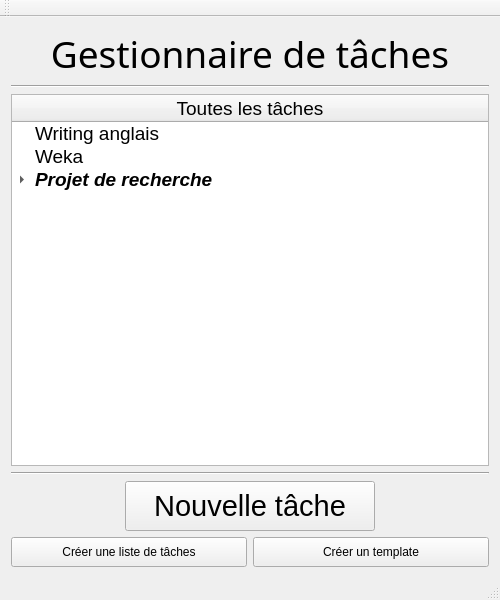
Above: mainwindow.ui from jlarkcentral/Toudou before the change. Below: the same form after it.
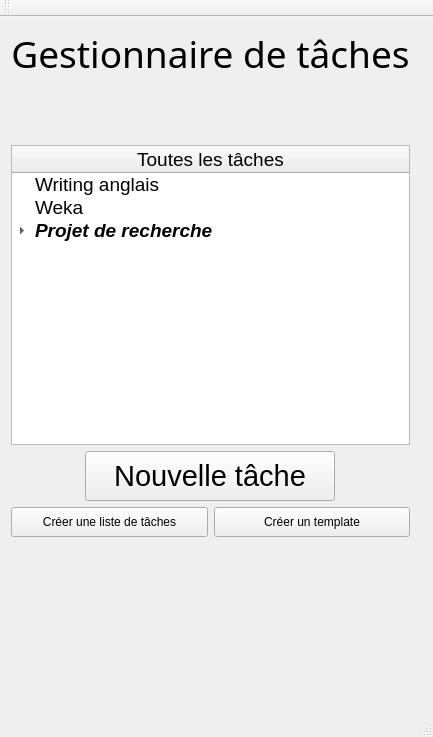
That is the form after the change. Icons and pictures are not drawn.

What changed in the file:
```diff
--- a/mainwindow.ui
+++ b/mainwindow.ui
@@ -6,17 +6,28 @@
    <rect>
     <x>0</x>
     <y>0</y>
-    <width>500</width>
-    <height>600</height>
+    <width>433</width>
+    <height>737</height>
    </rect>
   </property>
   <property name="windowTitle">
    <string>Toudou</string>
   </property>
-  <widget class="QWidget" name="centralWidget">
-   <layout class="QVBoxLayout" name="verticalLayout">
+  <widget class="QWidget" name="generalLayout">
+   <layout class="QHBoxLayout" name="horizontalLayout_2">
+    <property name="sizeConstraint">
+     <enum>QLayout::SetFixedSize</enum>
+    </property>
     <item>
-     <widget class="QLabel" name="label">
+     <layout class="QVBoxLayout" name="leftSideLayout">
+      <item>
+       <widget class="QLabel" name="title">
+        <property name="maximumSize">
+         <size>
+          <width>405</width>
+          <height>16777215</height>
+         </size>
+        </property>
       <property name="font">
        <font>
         <family>LMRomanUnsl10</family>
@@ -33,14 +44,45 @@
      </widget>
     </item>
     <item>
-     <widget class="Line" name="line">
-      <property name="orientation">
-       <enum>Qt::Horizontal</enum>
+       <widget class="QLabel" name="logo">
+        <property name="text">
+         <string/>
+        </property>
+        <property name="pixmap">
+         <pixmap>img/toudou.gif</pixmap>
+        </property>
+        <property name="alignment">
+         <set>Qt::AlignCenter</set>
       </property>
      </widget>
     </item>
+      <item>
+       <spacer name="verticalSpacer">
+        <property name="orientation">
+         <enum>Qt::Vertical</enum>
+        </property>
+        <property name="sizeHint" stdset="0">
+         <size>
+          <width>20</width>
+          <height>40</height>
+         </size>
+        </property>
+       </spacer>
+      </item>
     <item>
      <widget class="QTreeWidget" name="treeWidget">
+        <property name="minimumSize">
+         <size>
+          <width>0</width>
+          <height>300</height>
+         </size>
+        </property>
+        <property name="maximumSize">
+         <size>
+          <width>405</width>
+          <height>500</height>
+         </size>
+        </property>
       <property name="font">
        <font>
         <pointsize>14</pointsize>
@@ -122,16 +164,9 @@
      </widget>
     </item>
     <item>
-     <widget class="Line" name="line_2">
-      <property name="orientation">
-       <enum>Qt::Horizontal</enum>
-      </property>
-     </widget>
-    </item>
+       <layout class="QHBoxLayout" name="buttonsLayout">
     <item>
-     <layout class="QHBoxLayout" name="horizontalLayout_2">
-      <item>
-       <widget class="QPushButton" name="pushButton">
+         <widget class="QPushButton" name="newButton">
         <property name="minimumSize">
          <size>
           <width>0</width>
@@ -160,7 +195,7 @@
      </layout>
     </item>
     <item>
-     <layout class="QHBoxLayout" name="horizontalLayout_3">
+       <layout class="QHBoxLayout" name="horizontalLayout">
       <item>
        <widget class="QPushButton" name="pushButton_3">
         <property name="minimumSize">
@@ -202,6 +237,11 @@
      </layout>
     </item>
    </layout>
+    </item>
+    <item>
+     <layout class="QVBoxLayout" name="rightSideLayout"/>
+    </item>
+   </layout>
   </widget>
   <widget class="QMenuBar" name="menuBar">
    <property name="geometry">
```
Left out of the diff: 6 changed lines with no effect on the pictures. Lines whose indentation alone changed are shown as unchanged.
